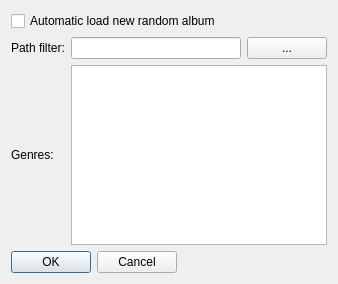
The window that rasettings.ui (apie/random-album) describes before a commit, drawn with Qt 5.
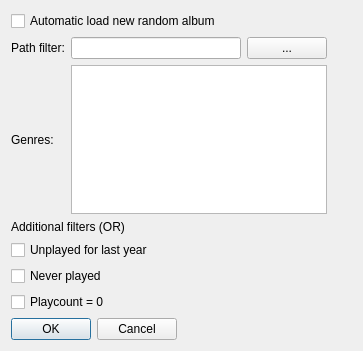
The same window after the commit.

Commit message:
Added extra filters
Extra filters added for:
- Not played in the last year
- Playcount = 0
- Played = never
These filters can be enabled in the settings dialog.
Note that they are each an additional filter, but not to each other:
Selecting all three checkboxes will give an album which has at least one
file that meets one of the three additional criteria, not all of them.

Patch:
```diff
--- a/rasettings.ui
+++ b/rasettings.ui
@@ -6,14 +6,17 @@
    <rect>
     <x>0</x>
     <y>0</y>
-    <width>338</width>
-    <height>284</height>
+    <width>363</width>
+    <height>351</height>
    </rect>
   </property>
   <property name="windowTitle">
    <string>Dialog</string>
   </property>
   <layout class="QFormLayout" name="formLayout">
+   <property name="fieldGrowthPolicy">
+    <enum>QFormLayout::ExpandingFieldsGrow</enum>
+   </property>
    <item row="0" column="0">
     <widget class="QCheckBox" name="enableRA">
      <property name="toolTip">
@@ -69,7 +72,7 @@
      </item>
     </layout>
    </item>
-   <item row="2" column="0">
+   <item row="7" column="0">
     <widget class="QDialogButtonBox" name="buttonBox">
      <property name="orientation">
       <enum>Qt::Horizontal</enum>
@@ -79,6 +82,34 @@
      </property>
     </widget>
    </item>
+   <item row="4" column="0">
+    <widget class="QCheckBox" name="enableFilter_lastyear">
+     <property name="text">
+      <string>Unplayed for last year</string>
+     </property>
+    </widget>
+   </item>
+   <item row="5" column="0">
+    <widget class="QCheckBox" name="enableFilter_never">
+     <property name="text">
+      <string>Never played</string>
+     </property>
+    </widget>
+   </item>
+   <item row="6" column="0">
+    <widget class="QCheckBox" name="enableFilter_playcount">
+     <property name="text">
+      <string>Playcount = 0</string>
+     </property>
+    </widget>
+   </item>
+   <item row="3" column="0">
+    <widget class="QLabel" name="label">
+     <property name="text">
+      <string>Additional filters (OR)</string>
+     </property>
+    </widget>
+   </item>
   </layout>
  </widget>
  <resources/>
```
The commit also changes 1 other file.
